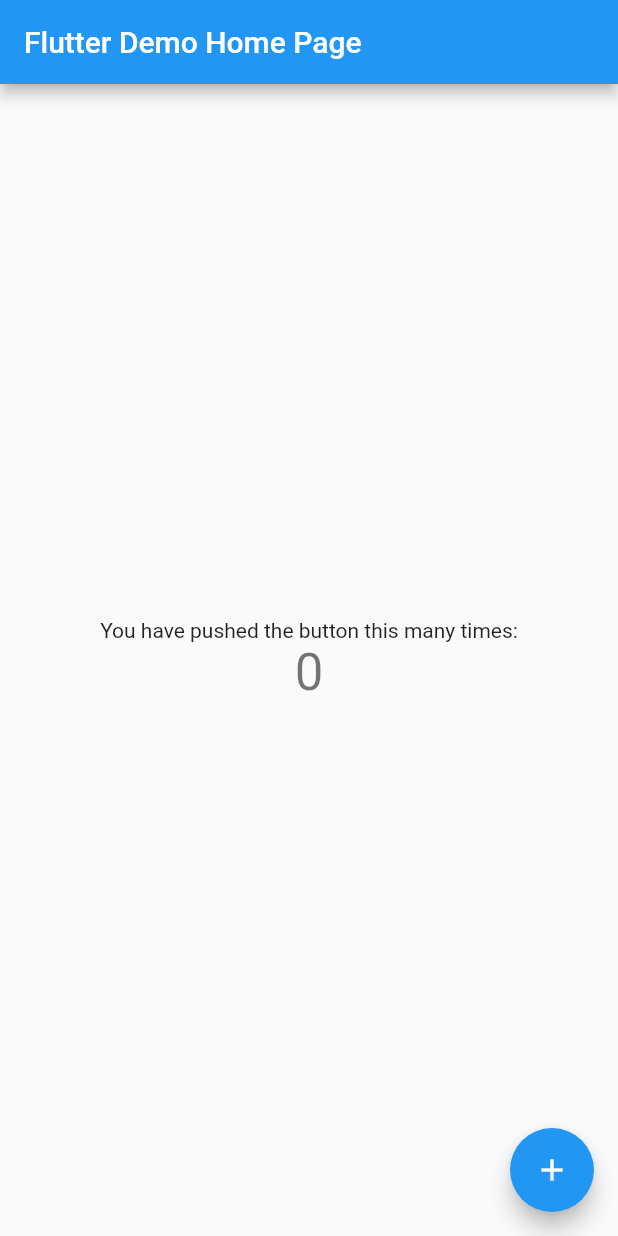
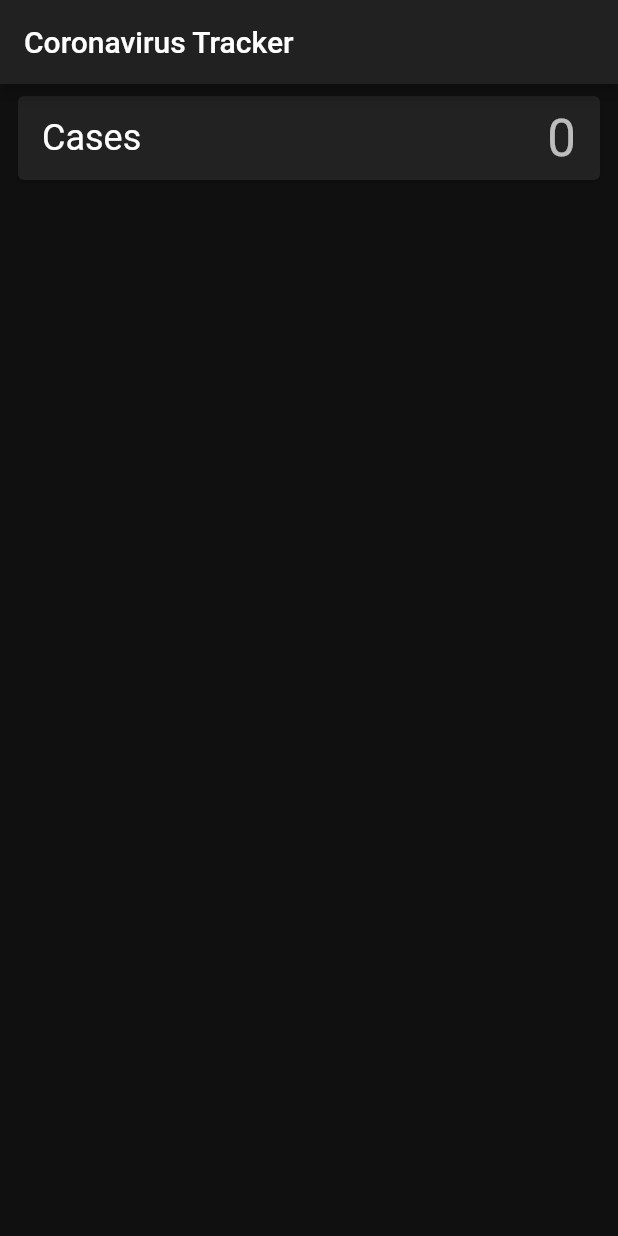
Before and after one commit to gags-21/Covid-Tracker, a Flutter app: the screen it shows after launch, on a phone screen of 412 x 824 dp. Run offline on Flutter 3.47's test engine with Material 2 defaults, Android fonts, the phone set to English and light mode, and no system bars; network calls fail.

Commit message:
API service implemented

```diff
--- /dev/null
+++ b/lib/app/services/api.dart
@@ -0,0 +1,40 @@
+import 'package:flutter/foundation.dart';
+
+import 'api_keys.dart';
+
+enum Endpoint {
+  cases,
+  casesSuspected,
+  casesConfirmed,
+  deaths,
+  recovered,
+}
+
+class API {
+  API({required this.apiKey});
+  final String apiKey;
+
+  factory API.sandbox() => API(apiKey: APIKeys.ncovSandboxKey);
+
+  static final String host = 'ncov2019-admin.firebaseapp.com';
+
+  Uri tokenUri() => Uri(
+        scheme: 'https',
+        host: host,
+        path: 'token',
+      );
+
+  Uri endpointUri(Endpoint endpoint) => Uri(
+        scheme: 'https',
+        host: host,
+        path: _paths[endpoint],
+      );
+
+  static Map<Endpoint, String> _paths = {
+    Endpoint.cases: 'cases',
+    Endpoint.casesSuspected: 'casesSuspected',
+    Endpoint.casesConfirmed: 'casesConfirmed',
+    Endpoint.deaths: 'deaths',
+    Endpoint.recovered: 'recovered',
+  };
+}
--- /dev/null
+++ b/lib/app/ui/dashboard.dart
@@ -0,0 +1,49 @@
+import 'package:covid_rest_api/app/repositories/data_repository.dart';
+import 'package:covid_rest_api/app/services/api.dart';
+import 'package:covid_rest_api/app/ui/endpoint_card.dart';
+import 'package:flutter/material.dart';
+import 'package:provider/provider.dart';
+
+class Dashboard extends StatefulWidget {
+  @override
+  _DashboardState createState() => _DashboardState();
+}
+
+class _DashboardState extends State<Dashboard> {
+  int _cases = 0;
+
+  @override
+  void initState() {
+    super.initState();
+    _updateData();
+  }
+
+  Future<void> _updateData() async {
+    final dataRepository = Provider.of<DataRepository>(context, listen: false);
+    final cases = await dataRepository.getEndpointData(Endpoint.cases);
+
+    setState(() {
+      _cases = cases;
+    });
+  }
+
+  @override
+  Widget build(BuildContext context) {
+    return Scaffold(
+      appBar: AppBar(
+        title: Text('Coronavirus Tracker'),
+      ),
+      body: RefreshIndicator(
+        onRefresh: _updateData,
+        child: ListView(
+          children: [
+            EndpointCard(
+              endpoint: Endpoint.cases,
+              value: _cases,
+            ),
+          ],
+        ),
+      ),
+    );
+  }
+}
--- /dev/null
+++ b/lib/app/ui/endpoint_card.dart
@@ -0,0 +1,35 @@
+import 'package:covid_rest_api/app/services/api.dart';
+import 'package:flutter/material.dart';
+
+class EndpointCard extends StatelessWidget {
+  final Endpoint endpoint;
+  final int value;
+
+  const EndpointCard({Key? key, required this.endpoint, required this.value})
+      : super(key: key);
+
+  @override
+  Widget build(BuildContext context) {
+    return Padding(
+      padding: const EdgeInsets.symmetric(horizontal: 8.0, vertical: 4.0),
+      child: Card(
+        child: Padding(
+          padding: const EdgeInsets.symmetric(vertical: 8.0, horizontal: 16.0),
+          child: Row(
+            mainAxisAlignment: MainAxisAlignment.spaceBetween,
+            children: [
+              Text(
+                'Cases',
+                style: Theme.of(context).textTheme.headline5,
+              ),
+              Text(
+                value.toString(),
+                style: Theme.of(context).textTheme.headline4,
+              ),
+            ],
+          ),
+        ),
+      ),
+    );
+  }
+}
--- a/lib/main.dart
+++ b/lib/main.dart
@@ -1,113 +1,29 @@
+import 'package:covid_rest_api/app/repositories/data_repository.dart';
+import 'package:covid_rest_api/app/ui/dashboard.dart';
 import 'package:flutter/material.dart';
+import 'package:provider/provider.dart';
+import 'app/services/api.dart';
+import 'app/services/api_service.dart';
 
 void main() {
   runApp(MyApp());
 }
 
 class MyApp extends StatelessWidget {
-  // This widget is the root of your application.
   @override
   Widget build(BuildContext context) {
-    return MaterialApp(
-      title: 'Flutter Demo',
-      theme: ThemeData(
-        // This is the theme of your application.
-        //
-        // Try running your application with "flutter run". You'll see the
-        // application has a blue toolbar. Then, without quitting the app, try
-        // changing the primarySwatch below to Colors.green and then invoke
-        // "hot reload" (press "r" in the console where you ran "flutter run",
-        // or simply save your changes to "hot reload" in a Flutter IDE).
-        // Notice that the counter didn't reset back to zero; the application
-        // is not restarted.
-        primarySwatch: Colors.blue,
+    return Provider<DataRepository>(
+      create: (_) => DataRepository(
+        apiService: APIService(API.sandbox()),
       ),
-      home: MyHomePage(title: 'Flutter Demo Home Page'),
+      child: MaterialApp(
+        title: 'Coronavirus Tracker',
+        theme: ThemeData.dark().copyWith(
+          scaffoldBackgroundColor: Color(0xFF101010),
+          cardColor: Color(0xFF222222),
+        ),
+        home: Dashboard(),
+      ),
     );
   }
 }
-
-class MyHomePage extends StatefulWidget {
-  MyHomePage({Key? key, required this.title}) : super(key: key);
-
-  // This widget is the home page of your application. It is stateful, meaning
-  // that it has a State object (defined below) that contains fields that affect
-  // how it looks.
-
-  // This class is the configuration for the state. It holds the values (in this
-  // case the title) provided by the parent (in this case the App widget) and
-  // used by the build method of the State. Fields in a Widget subclass are
-  // always marked "final".
-
-  final String title;
-
-  @override
-  _MyHomePageState createState() => _MyHomePageState();
-}
-
-class _MyHomePageState extends State<MyHomePage> {
-  int _counter = 0;
-
-  void _incrementCounter() {
-    setState(() {
-      // This call to setState tells the Flutter framework that something has
-      // changed in this State, which causes it to rerun the build method below
-      // so that the display can reflect the updated values. If we changed
-      // _counter without calling setState(), then the build method would not be
-      // called again, and so nothing would appear to happen.
-      _counter++;
-    });
-  }
-
-  @override
-  Widget build(BuildContext context) {
-    // This method is rerun every time setState is called, for instance as done
-    // by the _incrementCounter method above.
-    //
-    // The Flutter framework has been optimized to make rerunning build methods
-    // fast, so that you can just rebuild anything that needs updating rather
-    // than having to individually change instances of widgets.
-    return Scaffold(
-      appBar: AppBar(
-        // Here we take the value from the MyHomePage object that was created by
-        // the App.build method, and use it to set our appbar title.
-        title: Text(widget.title),
-      ),
-      body: Center(
-        // Center is a layout widget. It takes a single child and positions it
-        // in the middle of the parent.
-        child: Column(
-          // Column is also a layout widget. It takes a list of children and
-          // arranges them vertically. By default, it sizes itself to fit its
-          // children horizontally, and tries to be as tall as its parent.
-          //
-          // Invoke "debug painting" (press "p" in the console, choose the
-          // "Toggle Debug Paint" action from the Flutter Inspector in Android
-          // Studio, or the "Toggle Debug Paint" command in Visual Studio Code)
-          // to see the wireframe for each widget.
-          //
-          // Column has various properties to control how it sizes itself and
-          // how it positions its children. Here we use mainAxisAlignment to
-          // center the children vertically; the main axis here is the vertical
-          // axis because Columns are vertical (the cross axis would be
-          // horizontal).
-          mainAxisAlignment: MainAxisAlignment.center,
-          children: <Widget>[
-            Text(
-              'You have pushed the button this many times:',
-            ),
-            Text(
-              '$_counter',
-              style: Theme.of(context).textTheme.headline4,
-            ),
-          ],
-        ),
-      ),
-      floatingActionButton: FloatingActionButton(
-        onPressed: _incrementCounter,
-        tooltip: 'Increment',
-        child: Icon(Icons.add),
-      ), // This trailing comma makes auto-formatting nicer for build methods.
-    );
-  }
-}
--- a/pubspec.yaml
+++ b/pubspec.yaml
@@ -28,6 +28,8 @@ dependencies:
   # The following adds the Cupertino Icons font to your application.
   # Use with the CupertinoIcons class for iOS style icons.
   cupertino_icons: ^1.0.2
+  http: ^0.13.3
+  provider: ^5.0.0
 
 dev_dependencies:
   flutter_test:
```
Also changed, not shown: lib/app/repositories/data_repository.dart (added, +31 -0 lines), lib/app/services/api_service.dart (added, +59 -0 lines), pubspec.lock, 2 other files.
